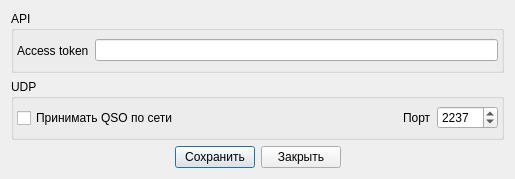
The window that settings.ui (c7v/client-qso.su) describes before a commit, drawn with Qt 5.
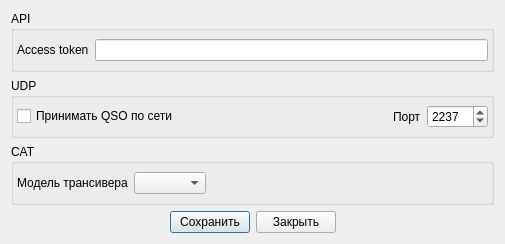
The same window after the commit.

The edit to the form file:
```diff
--- a/settings.ui
+++ b/settings.ui
@@ -6,8 +6,8 @@
    <rect>
     <x>0</x>
     <y>0</y>
-    <width>515</width>
-    <height>179</height>
+    <width>505</width>
+    <height>244</height>
    </rect>
   </property>
   <property name="windowTitle">
@@ -110,6 +110,50 @@
      </layout>
     </widget>
    </item>
+   <item>
+    <widget class="QGroupBox" name="groupBox_3">
+     <property name="title">
+      <string>CAT</string>
+     </property>
+     <layout class="QHBoxLayout" name="horizontalLayout_5">
+      <property name="leftMargin">
+       <number>3</number>
+      </property>
+      <property name="topMargin">
+       <number>3</number>
+      </property>
+      <property name="rightMargin">
+       <number>3</number>
+      </property>
+      <property name="bottomMargin">
+       <number>3</number>
+      </property>
+      <item>
+       <widget class="QLabel" name="label_3">
+        <property name="text">
+         <string>Модель трансивера</string>
+        </property>
+       </widget>
+      </item>
+      <item>
+       <widget class="QComboBox" name="rigList"/>
+      </item>
+      <item>
+       <spacer name="horizontalSpacer_4">
+        <property name="orientation">
+         <enum>Qt::Horizontal</enum>
+        </property>
+        <property name="sizeHint" stdset="0">
+         <size>
+          <width>0</width>
+          <height>20</height>
+         </size>
+        </property>
+       </spacer>
+      </item>
+     </layout>
+    </widget>
+   </item>
    <item>
     <layout class="QHBoxLayout" name="horizontalLayout_3">
      <item>
```
